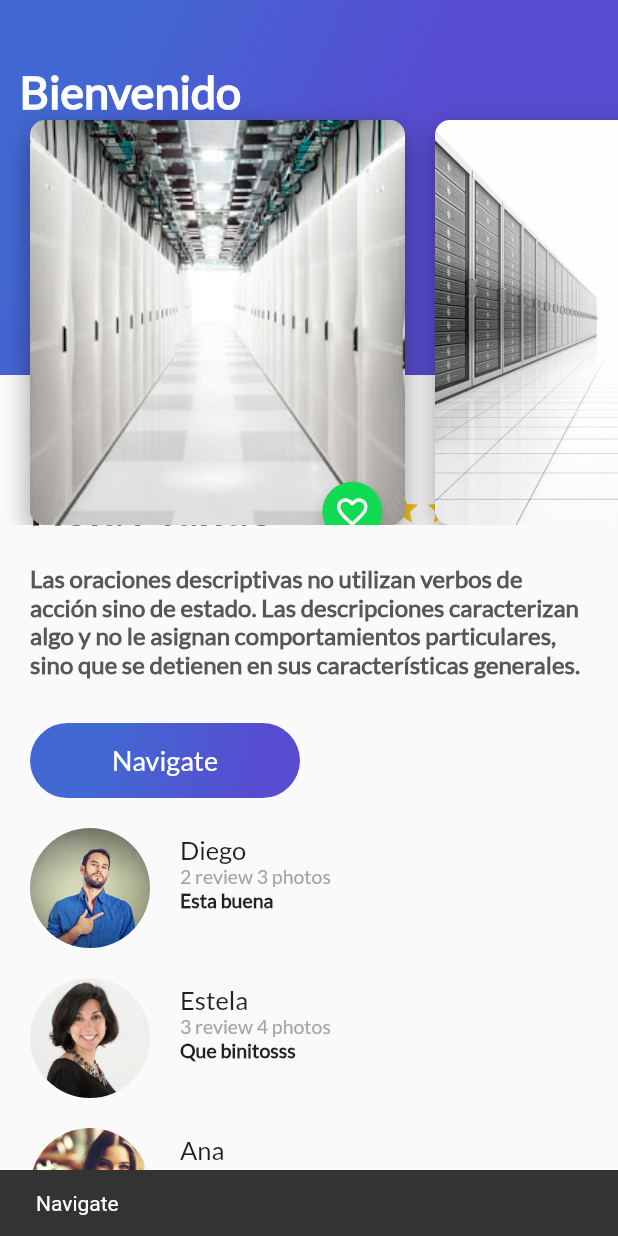
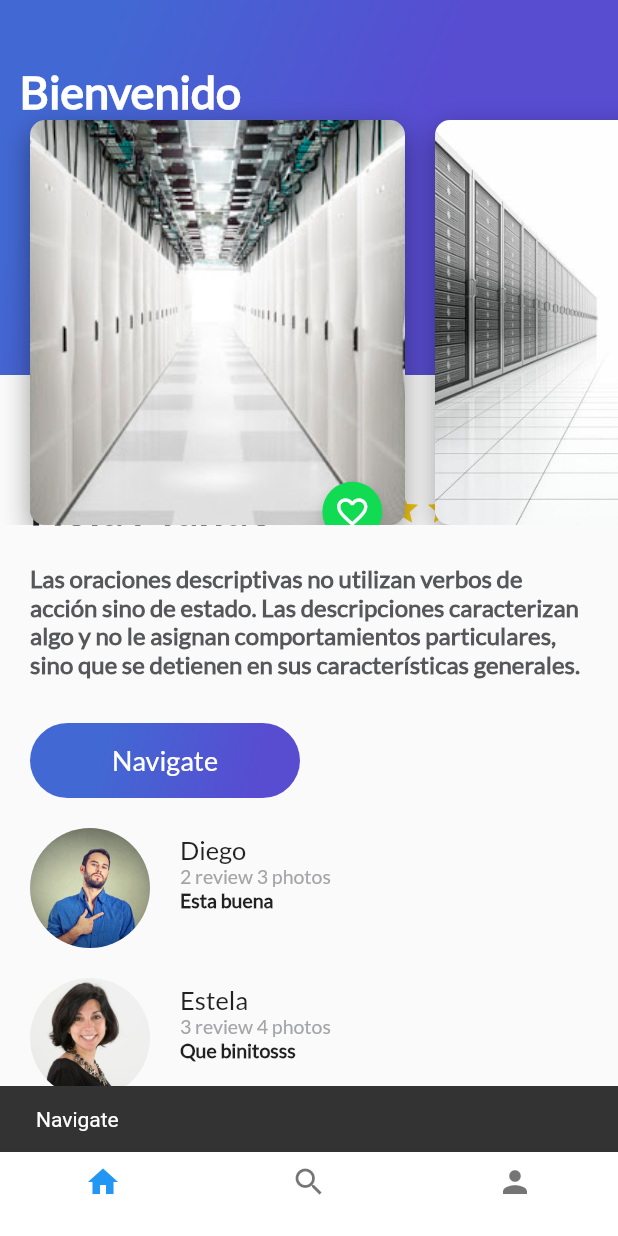
Before and after one commit to AngelicaArias/proyecto14, a Flutter app: the screen it shows after launch, after a tap on "Navigate", on a phone screen of 412 x 824 dp. Run offline on Flutter 3.47's test engine with Material 2 defaults, Android fonts, the phone set to English and light mode, and no system bars.

Commit message:
se agrego home_trips

```diff
--- /dev/null
+++ b/lib/home_trips.dart
@@ -0,0 +1,29 @@
+import 'package:flutter/material.dart';
+import 'package:proyecto14/review_list.dart';
+
+import 'description_place.dart';
+import 'header_appbar.dart';
+
+class HomeTrips extends StatelessWidget{
+
+  String descriptionDummy = "Las oraciones descriptivas no utilizan verbos de acción sino de estado. Las descripciones caracterizan algo y no le asignan comportamientos particulares, sino que se detienen en sus características generales.";
+
+
+  @override
+  Widget build(BuildContext context) {
+    // TODO: implement build
+    return Stack(
+          children: <Widget>[
+             ListView(
+               children: <Widget>[
+                 DescriptionPlace("Hola Mundo", 4, descriptionDummy),
+                 ReviewList()
+               ],
+             ),
+            HeaderAppbar()
+
+        ],
+        );
+  }
+
+}
--- a/lib/main.dart
+++ b/lib/main.dart
@@ -1,9 +1,5 @@
 import 'package:flutter/material.dart';
-import 'description_place.dart';
-import 'review_list.dart';
-import 'gradient_back.dart';
-import 'header_appbar.dart';
-
+import 'trips.dart';
 
 
 void main() => runApp(MyApp());
@@ -29,21 +25,7 @@ class MyApp extends StatelessWidget {
         // is not restarted.
         primarySwatch: Colors.blue,
       ),
-      home:Scaffold(
-        //body: new DescriptionPlace("Hola Mundo", 4, descriptionDummy),
-        body: Stack(
-          children: <Widget>[
-             ListView(
-               children: <Widget>[
-                 DescriptionPlace("Hola Mundo", 4, descriptionDummy),
-                 ReviewList()
-               ],
-             ),
-            HeaderAppbar()
-
-        ],
-        ),
-       ),
+      home: Trips()
       //MyHomePage(title: 'holi'),
     );
   }
--- /dev/null
+++ b/lib/profile_trips.dart
@@ -0,0 +1,13 @@
+import 'package:flutter/material.dart';
+
+
+class ProfileTrips extends StatelessWidget{
+  @override
+  Widget build(BuildContext context) {
+    // TODO: implement build
+    return Container(
+      color: Colors.indigo,
+    );
+  }
+
+}
--- /dev/null
+++ b/lib/search_trips.dart
@@ -0,0 +1,13 @@
+import 'package:flutter/material.dart';
+
+class SearchTrips extends StatelessWidget{
+  @override
+  Widget build(BuildContext context) {
+    // TODO: implement build
+    return Container(
+      color: Colors.greenAccent,
+
+    );
+  }
+
+}
--- /dev/null
+++ b/lib/trips.dart
@@ -0,0 +1,67 @@
+import 'package:flutter/material.dart';
+import 'home_trips.dart';
+import 'search_trips.dart';
+import 'profile_trips.dart';
+
+class Trips extends StatefulWidget{
+  @override
+  State<StatefulWidget> createState() {
+    // TODO: implement createState
+    return _Trips();
+  }
+
+}
+
+class _Trips extends State<Trips>{
+    int indexTap = 0;
+    final List<Widget> widgetsChildren =[
+        HomeTrips(),
+        SearchTrips(),
+        ProfileTrips()
+
+
+    ];
+    void onTapTapped(int index){
+      setState(() {
+        indexTap = index;
+      });
+    }
+
+
+  @override
+  Widget build(BuildContext context) {
+    // TODO: implement build
+
+
+
+
+    return Scaffold(
+      body: widgetsChildren[indexTap],
+        bottomNavigationBar: Theme(
+          data: Theme.of(context).copyWith(
+            canvasColor: Colors.white,
+            primaryColor: Colors.purple
+          ),
+          child: BottomNavigationBar(
+            onTap: onTapTapped,
+            currentIndex: indexTap,
+            items: [
+              BottomNavigationBarItem(
+                icon: Icon(Icons.home),
+                title: Text("")
+                ),
+              BottomNavigationBarItem(
+                icon: Icon(Icons.search),
+                title: Text("")
+                ),
+              BottomNavigationBarItem(
+                icon: Icon(Icons.person),
+                title: Text("")
+                ),
+            ]
+            ) ,
+          ),
+       );
+  }
+
+}
```
